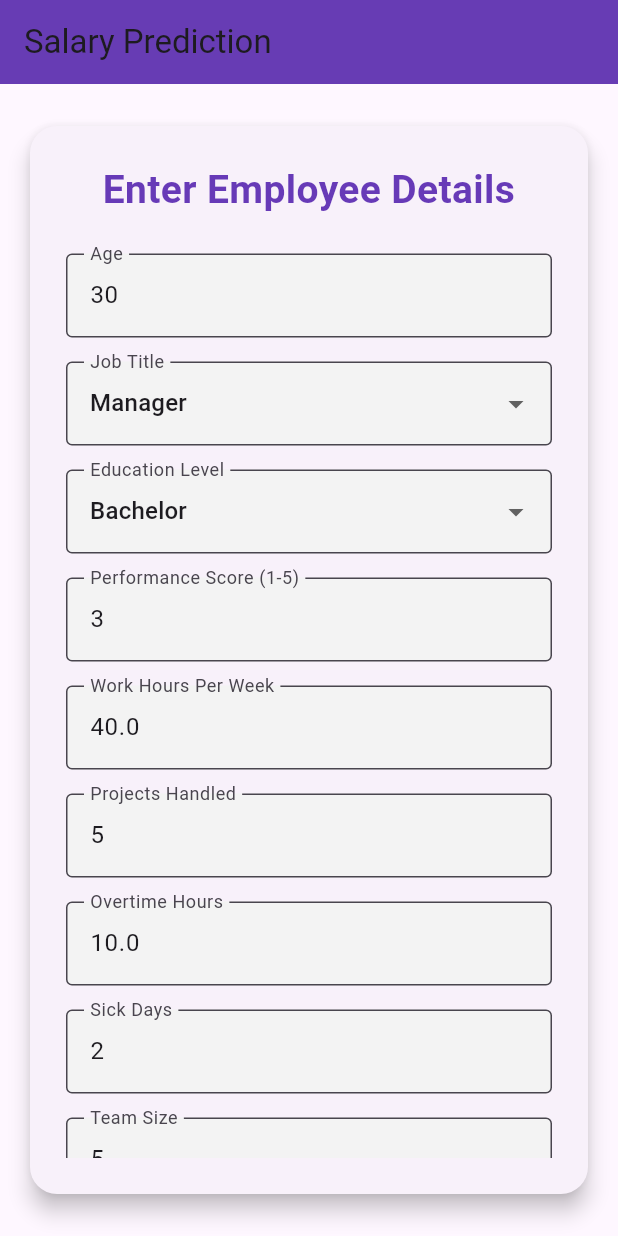
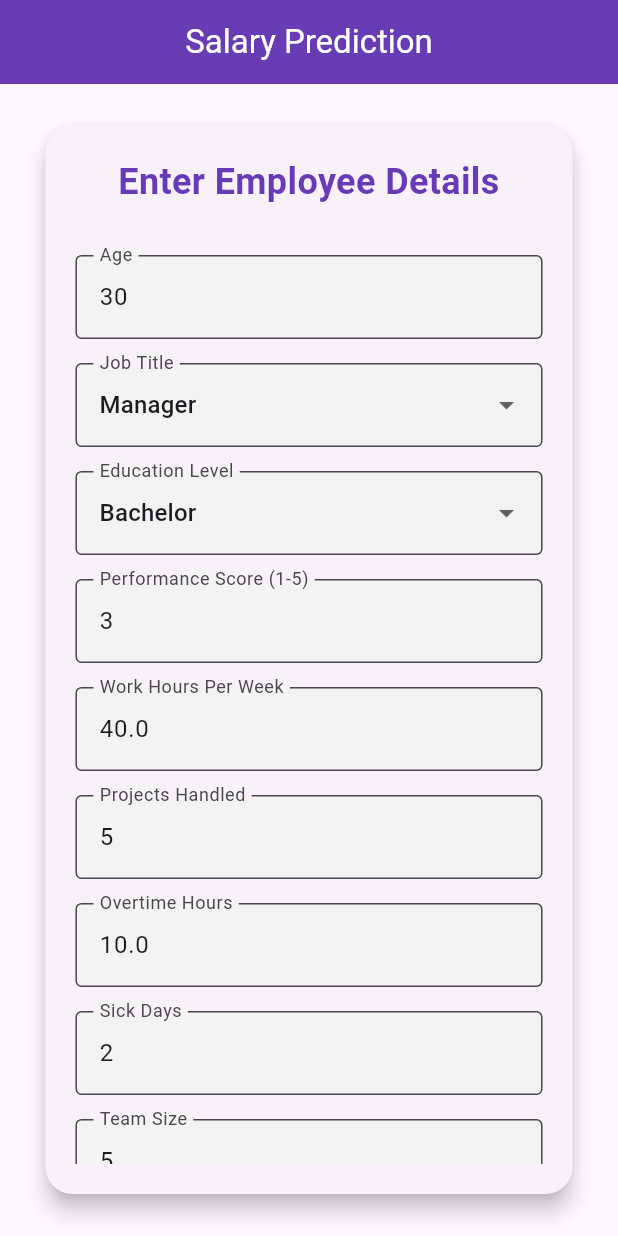
Before and after one commit to InshutiSouvede/linear_regression_model, a Flutter app: the screen it shows after launch, on a phone screen of 412 x 824 dp. Run offline on Flutter 3.47's test engine with Material 3 defaults, Android fonts, the phone set to English and light mode, and no system bars.

Commit message:
improve the styles of the app

```diff
--- a/salary_prediction_app/lib/main.dart
+++ b/salary_prediction_app/lib/main.dart
@@ -145,88 +145,112 @@ class _SalaryPredictionScreenState extends State<SalaryPredictionScreen> {
     );
   }
 
+  List<Widget> _buildFormFields() {
+    return [
+      _buildIntField("Age", "Age", 18, 70),
+      _buildDropdown("Job Title", "Job_Title", jobTitles),
+      _buildDropdown("Education Level", "Education_Level", educationLevels),
+      _buildIntField("Performance Score (1-5)", "Performance_Score", 1, 5),
+      _buildDoubleField("Work Hours Per Week", "Work_Hours_Per_Week", 10, 80),
+      _buildIntField("Projects Handled", "Projects_Handled", 0, 50),
+      _buildDoubleField("Overtime Hours", "Overtime_Hours", 0, 200),
+      _buildIntField("Sick Days", "Sick_Days", 0, 50),
+      _buildIntField("Team Size", "Team_Size", 1, 50),
+      _buildIntField("Promotions", "Promotions", 0, 20),
+    ];
+  }
+
+  Widget _buildResponsiveFormFields() {
+    final screenWidth = MediaQuery.of(context).size.width;
+    final isWide = screenWidth > 768;
+    final formFields = _buildFormFields();
+
+    if (!isWide) {
+      // Single column layout for smaller screens
+      return Column(
+        children: formFields
+            .map((field) => Padding(
+                  padding: const EdgeInsets.only(bottom: 16),
+                  child: field,
+                ))
+            .toList(),
+      );
+    }
+
+    // Two-column layout for larger screens
+    List<Widget> rows = [];
+    for (int i = 0; i < formFields.length; i += 2) {
+      Widget leftField = Expanded(child: formFields[i]);
+      Widget rightField = i + 1 < formFields.length
+          ? Expanded(child: formFields[i + 1])
+          : const Expanded(child: SizedBox());
+
+      rows.add(
+        Padding(
+          padding: const EdgeInsets.only(bottom: 16),
+          child: Row(
+            children: [
+              leftField,
+              const SizedBox(width: 16),
+              rightField,
+            ],
+          ),
+        ),
+      );
+    }
+
+    return Column(children: rows);
+  }
+
   @override
   Widget build(BuildContext context) {
-    final isWide = MediaQuery.of(context).size.width > 600;
+    final screenWidth = MediaQuery.of(context).size.width;
+    final maxCardWidth = screenWidth > 1200 ? 900.0 :
+                       screenWidth > 768 ? screenWidth * 0.85 :
+                       screenWidth * 0.95;
+
     return Scaffold(
       appBar: AppBar(
         title: const Text('Salary Prediction'),
         backgroundColor: Colors.deepPurple,
+        foregroundColor: Colors.white,
         elevation: 2,
+        centerTitle: true,
       ),
       body: Center(
         child: Container(
-          constraints: const BoxConstraints(maxWidth: 700),
-          padding: const EdgeInsets.symmetric(horizontal: 16, vertical: 24),
+          constraints: BoxConstraints(maxWidth: maxCardWidth),
+          padding: EdgeInsets.symmetric(
+            horizontal: screenWidth > 600 ? 24 : 16,
+            vertical: 24
+          ),
           child: Card(
             elevation: 6,
             shape: RoundedRectangleBorder(borderRadius: BorderRadius.circular(18)),
             child: Padding(
-              padding: const EdgeInsets.all(24.0),
+              padding: EdgeInsets.all(screenWidth > 600 ? 32.0 : 20.0),
               child: SingleChildScrollView(
                 child: Form(
                   key: _formKey,
                   child: Column(
                     crossAxisAlignment: CrossAxisAlignment.stretch,
                     children: [
-                      const Text(
+                      Text(
                         "Enter Employee Details",
                         style: TextStyle(
-                          fontSize: 26,
+                          fontSize: screenWidth > 600 ? 28 : 24,
                           fontWeight: FontWeight.bold,
                           color: Colors.deepPurple,
                         ),
                         textAlign: TextAlign.center,
                       ),
-                      const SizedBox(height: 24),
-                      Wrap(
-                        spacing: 16,
-                        runSpacing: 16,
-                        children: [
-                          SizedBox(
-                            width: isWide ? 320 : double.infinity,
-                            child: _buildIntField("Age", "Age", 18, 70),
-                          ),
-                          SizedBox(
-                            width: isWide ? 320 : double.infinity,
-                            child: _buildDropdown("Job Title", "Job_Title", jobTitles),
-                          ),
-                          SizedBox(
-                            width: isWide ? 320 : double.infinity,
-                            child: _buildDropdown("Education Level", "Education_Level", educationLevels),
-                          ),
-                          SizedBox(
-                            width: isWide ? 320 : double.infinity,
-                            child: _buildIntField("Performance Score (1-5)", "Performance_Score", 1, 5),
-                          ),
-                          SizedBox(
-                            width: isWide ? 320 : double.infinity,
-                            child: _buildDoubleField("Work Hours Per Week", "Work_Hours_Per_Week", 10, 80),
-                          ),
-                          SizedBox(
-                            width: isWide ? 320 : double.infinity,
-                            child: _buildIntField("Projects Handled", "Projects_Handled", 0, 50),
-                          ),
-                          SizedBox(
-                            width: isWide ? 320 : double.infinity,
-                            child: _buildDoubleField("Overtime Hours", "Overtime_Hours", 0, 200),
-                          ),
-                          SizedBox(
-                            width: isWide ? 320 : double.infinity,
-                            child: _buildIntField("Sick Days", "Sick_Days", 0, 50),
-                          ),
-                          SizedBox(
-                            width: isWide ? 320 : double.infinity,
-                            child: _buildIntField("Team Size", "Team_Size", 1, 50),
-                          ),
-                          SizedBox(
-                            width: isWide ? 320 : double.infinity,
-                            child: _buildIntField("Promotions", "Promotions", 0, 20),
-                          ),
-                        ],
-                      ),
                       const SizedBox(height: 32),
-                      ElevatedButton.icon(
+                      _buildResponsiveFormFields(),
+                      const SizedBox(height: 32),
+                      Center(
+                        child: SizedBox(
+                          width: screenWidth > 768 ? 300 : double.infinity,
+                          child: ElevatedButton.icon(
                             icon: _loading
                                 ? const SizedBox(
                                     width: 20,
@@ -247,6 +271,8 @@ class _SalaryPredictionScreenState extends State<SalaryPredictionScreen> {
                                   },
                             style: ElevatedButton.styleFrom(
                               minimumSize: const Size.fromHeight(50),
+                            ),
+                          ),
                         ),
                       ),
                       const SizedBox(height: 24),
```
Lines whose indentation alone changed are shown as unchanged.
